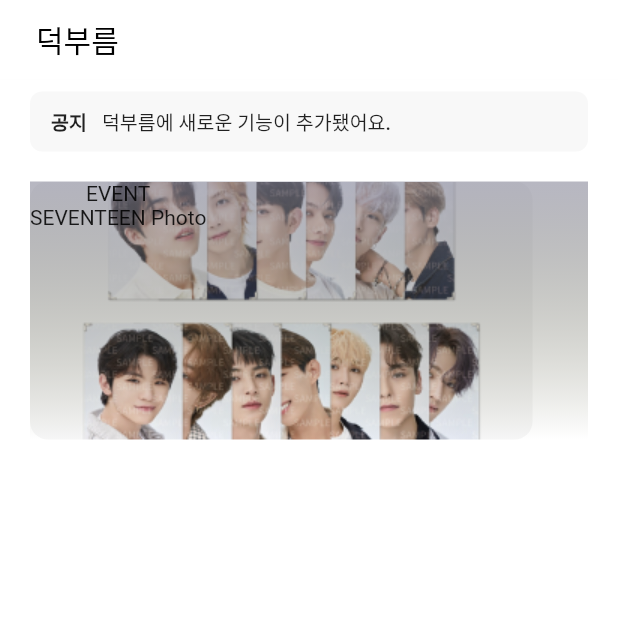
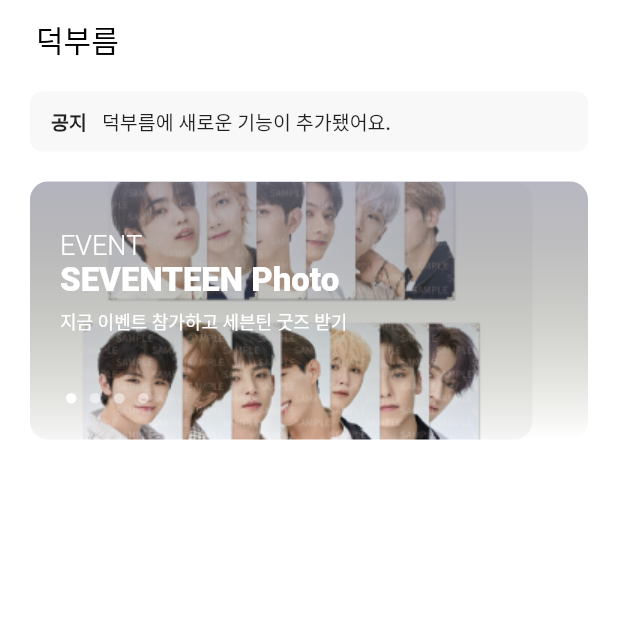
Before and after one commit to NOGUEN/errand_app, a Flutter app: the screen it shows after launch, on a phone screen of 412 x 824 dp, the top half of it. Run offline on Flutter 3.47's test engine with Material 2 defaults, Android fonts, the phone set to English and light mode, and no system bars.

Commit message:
fix: 홈 UI 전체 수정

```diff
--- a/lib/main.dart
+++ b/lib/main.dart
@@ -105,9 +105,11 @@ class MyApp extends StatelessWidget {
                           ),
                         ),
                         Container(
-                          height: 172,
+                          height: 172.0,
                           decoration: BoxDecoration(
                               color: Colors.white,
+                              borderRadius:
+                                  BorderRadius.all(Radius.circular(12.0)),
                               gradient: LinearGradient(
                                   begin: FractionalOffset.topCenter,
                                   end: FractionalOffset.bottomCenter,
@@ -122,17 +124,91 @@ class MyApp extends StatelessWidget {
                                     0.2,
                                   ])),
                         ),
-                        Column(
-                          children: [
-                            Text('EVENT'),
-                            Text('SEVENTEEN Photo'),
-                          ],
+                        Container(
+                            padding: EdgeInsets.fromLTRB(20, 32, 0, 63),
+                            width: double.infinity,
+                            child: Column(
+                              crossAxisAlignment: CrossAxisAlignment.start,
+                              children: [
+                                Text(
+                                  'EVENT',
+                                  style: TextStyle(
+                                      fontSize: 18.0,
+                                      fontWeight: FontWeight.w300,
+                                      color: Color(0xffffffff)),
+                                ),
+                                Text('SEVENTEEN Photo',
+                                    style: TextStyle(
+                                      fontSize: 22.0,
+                                      fontWeight: FontWeight.w800,
+                                      color: Color(0xffffffff),
+                                    )),
+                                Text(
+                                  '지금 이벤트 참가하고 세븐틴 굿즈 받기',
+                                  style: TextStyle(
+                                    height: 2.0,
+                                    fontSize: 12.0,
+                                    fontWeight: FontWeight.w500,
+                                    color: Color(0xffffffff),
+                                  ),
+                                )
+                              ],
+                            )),
+                        Container(
+                          padding: EdgeInsets.fromLTRB(24, 141, 256, 24),
+                          child: Row(
+                            children: [
+                              Container(
+                                width: 7.0,
+                                height: 7.0,
+                                decoration: BoxDecoration(
+                                    borderRadius:
+                                        BorderRadius.all(Radius.circular(3.5)),
+                                    color: Colors.white),
+                              ),
+                              SizedBox(
+                                width: 9.0,
+                              ),
+                              Container(
+                                width: 7.0,
+                                height: 7.0,
+                                decoration: BoxDecoration(
+                                    borderRadius:
+                                        BorderRadius.all(Radius.circular(3.5)),
+                                    color: Color.fromARGB(122, 255, 255, 255)),
+                              ),
+                              SizedBox(
+                                width: 9.0,
+                              ),
+                              Container(
+                                width: 7.0,
+                                height: 7.0,
+                                decoration: BoxDecoration(
+                                    borderRadius:
+                                        BorderRadius.all(Radius.circular(3.5)),
+                                    color: Color.fromARGB(122, 255, 255, 255)),
+                              ),
+                              SizedBox(
+                                width: 9.0,
+                              ),
+                              Container(
+                                width: 7.0,
+                                height: 7.0,
+                                decoration: BoxDecoration(
+                                    borderRadius:
+                                        BorderRadius.all(Radius.circular(3.5)),
+                                    color: Color.fromARGB(122, 255, 255, 255)),
+                              ),
+                            ],
+                          ),
                         )
                       ],
-                    )
+                    ),
+                    SizedBox(
+                      height: 20.0,
+                    ),
+                    Container(/*심부름 신청하러 가기*/),
                     /*
-                    SizedBox(/*간격*/),
-                    Container(/*심부름 신청하러 가기*/),
                     SizedBox(/*간격*/),
                     Container(/*최근 등록한 심부름*/),
                     SizedBox(/*간격*/),
```
Also changed, not shown: 19 other files.
